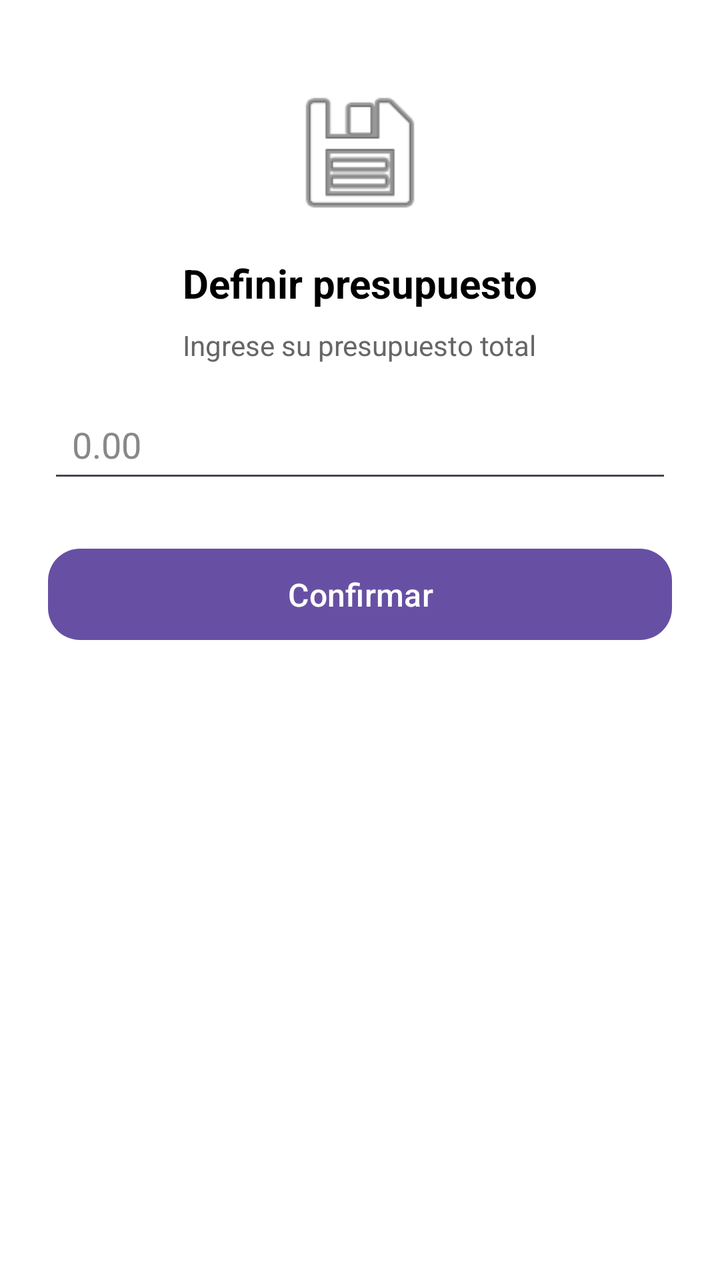
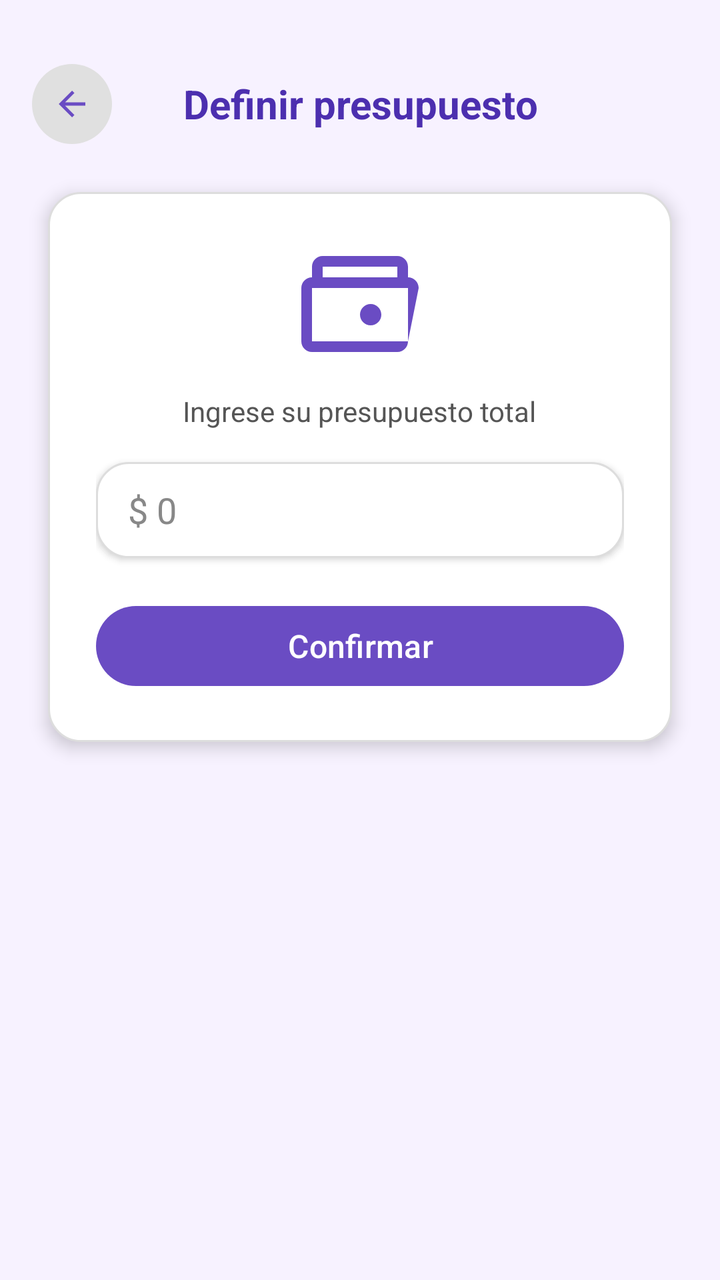

The first picture is an Android layout as it rendered before a commit; the second is the same layout after the commit. The layout source and the unified diff follow.
<!-- AndroidManifest.xml: application theme Theme.Proyecto_movil -->
<!-- res/layout/activity_definir_presupuesto.xml -->
<?xml version="1.0" encoding="utf-8"?>
<androidx.core.widget.NestedScrollView
    xmlns:android="http://schemas.android.com/apk/res/android"
    xmlns:app="http://schemas.android.com/apk/res-auto"
    android:layout_width="match_parent"
    android:layout_height="match_parent"
    android:fillViewport="true"
    android:fitsSystemWindows="true"
    android:background="@android:color/white">

    <LinearLayout
        android:layout_width="match_parent"
        android:layout_height="wrap_content"
        android:orientation="vertical"
        android:gravity="center_horizontal"
        android:paddingStart="24dp"
        android:paddingEnd="24dp"
        android:paddingTop="40dp"
        android:paddingBottom="24dp">

        
        <ImageView
            android:id="@+id/imageWallet"
            android:layout_width="72dp"
            android:layout_height="72dp"
            android:layout_marginBottom="16dp"
            android:src="@android:drawable/ic_menu_save"
            android:contentDescription="Ícono billetera" />

        
        <TextView
            android:id="@+id/textTitulo"
            android:layout_width="wrap_content"
            android:layout_height="wrap_content"
            android:text="Definir presupuesto"
            android:textSize="20sp"
            android:textStyle="bold"
            android:textColor="@android:color/black"
            android:layout_marginBottom="8dp" />

        
        <TextView
            android:id="@+id/textSubtitulo"
            android:layout_width="wrap_content"
            android:layout_height="wrap_content"
            android:text="Ingrese su presupuesto total"
            android:textSize="14sp"
            android:textColor="#666666"
            android:layout_marginBottom="16dp" />

        
        <EditText
            android:id="@+id/editTextPresupuesto"
            android:layout_width="match_parent"
            android:layout_height="wrap_content"
            android:hint="0.00"
            android:inputType="numberDecimal"
            android:padding="12dp"
            android:textColor="@android:color/black"
            android:textColorHint="#888888"
            android:layout_marginBottom="24dp" />

        
        <com.google.android.material.button.MaterialButton
            android:id="@+id/buttonConfirmarPresupuesto"
            android:layout_width="match_parent"
            android:layout_height="wrap_content"
            android:text="Confirmar"
            android:textAllCaps="false"
            android:textSize="16sp"
            android:textColor="@android:color/white"
            android:paddingVertical="12dp"
            android:layout_marginBottom="48dp"
            app:cornerRadius="16dp"
            app:backgroundTint="@color/purple_500" />

        
        <ImageButton
            android:id="@+id/backButton"
            android:layout_width="48dp"
            android:layout_height="48dp"
            android:layout_marginTop="40dp"
            android:background="?attr/selectableItemBackgroundBorderless"
            app:navigationIcon="@drawable/ic_arrow_back"
            android:tint="@color/purple_500"
            android:contentDescription="Botón regresar" />
    </LinearLayout>
</androidx.core.widget.NestedScrollView>
<!-- resources referenced by this layout -->
<resources>
  <color name="purple_500">#6750A4</color>
  <!-- drawable ic_arrow_back (drawable) -->
  <vector xmlns:android="http://schemas.android.com/apk/res/android" android:autoMirrored="true" android:height="24dp" android:tint="#000000" android:viewportHeight="960" android:viewportWidth="960" android:width="24dp">
        
      <path android:fillColor="@android:color/white" android:pathData="M313,520L537,744L480,800L160,480L480,160L537,216L313,440L800,440L800,520L313,520Z"/>
      
  </vector>
  <style name="Theme.Proyecto_movil" parent="Base.Theme.Proyecto_movil" />
  <style name="Base.Theme.Proyecto_movil" parent="Theme.Material3.DayNight.NoActionBar">
          
          
      </style>
</resources>

<!-- the commit's change to res/layout/activity_definir_presupuesto.xml (unified diff, before → after) -->
@@ -4,85 +4,104 @@
     xmlns:app="http://schemas.android.com/apk/res-auto"
     android:layout_width="match_parent"
     android:layout_height="match_parent"
-    android:fillViewport="true"
-    android:fitsSystemWindows="true"
-    android:background="@android:color/white">
+    android:background="#F7F2FF"
+    android:fitsSystemWindows="true">
 
     <LinearLayout
         android:layout_width="match_parent"
         android:layout_height="wrap_content"
-        android:orientation="vertical"
-        android:gravity="center_horizontal"
-        android:paddingStart="24dp"
-        android:paddingEnd="24dp"
-        android:paddingTop="40dp"
-        android:paddingBottom="24dp">
+        android:orientation="vertical">
 
         
-        <ImageView
-            android:id="@+id/imageWallet"
-            android:layout_width="72dp"
-            android:layout_height="72dp"
-            android:layout_marginBottom="16dp"
-            android:src="@android:drawable/ic_menu_save"
-            android:contentDescription="Ícono billetera" />
+        <View
+            android:layout_width="match_parent"
+            android:layout_height="32dp" />
 
         
-        <TextView
-            android:id="@+id/textTitulo"
-            android:layout_width="wrap_content"
+        <LinearLayout
+            android:layout_width="match_parent"
             android:layout_height="wrap_content"
-            android:text="Definir presupuesto"
-            android:textSize="20sp"
-            android:textStyle="bold"
-            android:textColor="@android:color/black"
-            android:layout_marginBottom="8dp" />
+            android:orientation="horizontal"
+            android:paddingStart="16dp"
+            android:paddingEnd="16dp"
+            android:gravity="center_vertical">
+
+            <ImageView
+                android:id="@+id/backButton"
+                android:layout_width="40dp"
+                android:layout_height="40dp"
+                android:background="@drawable/circle_background"
+                android:padding="10dp"
+                android:src="@drawable/ic_arrow_back"
+                android:tint="#6A4CC3"
+                android:contentDescription="Volver" />
+
+            <TextView
+                android:layout_width="0dp"
+                android:layout_height="wrap_content"
+                android:layout_weight="1"
+                android:text="Definir presupuesto"
+                android:textColor="#4C2FAF"
+                android:textSize="20sp"
+                android:textStyle="bold"
+                android:gravity="center" />
+
+            <View
+                android:layout_width="40dp"
+                android:layout_height="40dp" />
+        </LinearLayout>
 
         
-        <TextView
-            android:id="@+id/textSubtitulo"
-            android:layout_width="wrap_content"
-            android:layout_height="wrap_content"
-            android:text="Ingrese su presupuesto total"
-            android:textSize="14sp"
-            android:textColor="#666666"
-            android:layout_marginBottom="16dp" />
-
-        
-        <EditText
-            android:id="@+id/editTextPresupuesto"
+        <LinearLayout
             android:layout_width="match_parent"
             android:layout_height="wrap_content"
-            android:hint="0.00"
-            android:inputType="numberDecimal"
-            android:padding="12dp"
-            android:textColor="@android:color/black"
-            android:textColorHint="#888888"
-            android:layout_marginBottom="24dp" />
+            android:layout_margin="24dp"
+            android:orientation="vertical"
+            android:padding="24dp"
+            android:background="@drawable/rounded_box_white"
+            android:elevation="5dp"
+            android:gravity="center_horizontal">
 
-        
-        <com.google.android.material.button.MaterialButton
-            android:id="@+id/buttonConfirmarPresupuesto"
-            android:layout_width="match_parent"
-            android:layout_height="wrap_content"
-            android:text="Confirmar"
-            android:textAllCaps="false"
-            android:textSize="16sp"
-            android:textColor="@android:color/white"
-            android:paddingVertical="12dp"
-            android:layout_marginBottom="48dp"
-            app:cornerRadius="16dp"
-            app:backgroundTint="@color/purple_500" />
+            <ImageView
+                android:layout_width="64dp"
+                android:layout_height="64dp"
+                android:src="@drawable/ic_wallet"
+                android:tint="#6A4CC3"
+                android:layout_marginBottom="12dp" />
 
-        
-        <ImageButton
-            android:id="@+id/backButton"
-            android:layout_width="48dp"
-            android:layout_height="48dp"
-            android:layout_marginTop="40dp"
-            android:background="?attr/selectableItemBackgroundBorderless"
-            app:navigationIcon="@drawable/ic_arrow_back"
-            android:tint="@color/purple_500"
-            android:contentDescription="Botón regresar" />
+            <TextView
+                android:layout_width="wrap_content"
+                android:layout_height="wrap_content"
+                android:text="Ingrese su presupuesto total"
+                android:textColor="#555555"
+                android:textSize="14sp"
+                android:layout_marginBottom="16dp"/>
+
+            <EditText
+                android:id="@+id/editTextPresupuesto"
+                android:layout_width="match_parent"
+                android:layout_height="48dp"
+                android:background="@drawable/rounded_box_white"
+                android:paddingHorizontal="16dp"
+                android:textColor="#000000"
+                android:textColorHint="#888888"
+                android:hint="$ 0"
+                android:inputType="numberDecimal"
+                android:elevation="2dp"
+                android:layout_marginBottom="20dp" />
+
+            <com.google.android.material.button.MaterialButton
+                android:id="@+id/buttonConfirmarPresupuesto"
+                android:layout_width="match_parent"
+                android:layout_height="48dp"
+                android:text="Confirmar"
+                android:textColor="@android:color/white"
+                android:textSize="16sp"
+                app:cornerRadius="20dp"
+                app:backgroundTint="#6A4CC3" />
+
+        </LinearLayout>
+
     </LinearLayout>
+
 </androidx.core.widget.NestedScrollView>
<!-- resource entries referenced after the edit -->
@@ -1,12 +1,47 @@
 <!-- resources referenced by this layout -->
 <resources>
-  <color name="purple_500">#6750A4</color>
+  <!-- drawable circle_background (drawable) -->
+  <?xml version="1.0" encoding="utf-8"?>
+  <shape xmlns:android="http://schemas.android.com/apk/res/android"
+      android:shape="oval">
+      <solid android:color="#E0E0E0"/>
+  </shape>
   <!-- drawable ic_arrow_back (drawable) -->
   <vector xmlns:android="http://schemas.android.com/apk/res/android" android:autoMirrored="true" android:height="24dp" android:tint="#000000" android:viewportHeight="960" android:viewportWidth="960" android:width="24dp">
         
       <path android:fillColor="@android:color/white" android:pathData="M313,520L537,744L480,800L160,480L480,160L537,216L313,440L800,440L800,520L313,520Z"/>
       
   </vector>
+  <!-- drawable ic_wallet (drawable) -->
+  <vector xmlns:android="http://schemas.android.com/apk/res/android"
+      android:width="24dp"
+      android:height="24dp"
+      android:viewportWidth="24"
+      android:viewportHeight="24">
+      <path
+          android:fillColor="#6A4CC3"
+          android:pathData="M21,7L21,5c0,-1.1 -0.9,-2 -2,-2L5,3c-1.1,0 -2,0.9 -2,2v2c-1.1,0 -2,0.9 -2,2v10c0,1.1 0.9,2 2,2h16c1.1,0 2,-0.9 2,-2L23,9c0,-1.1 -0.9,-2 -2,-2zM5,5h14v2L5,7L5,5zM21,19H3L3,9h18v10zM16,14c0,1.1 -0.9,2 -2,2s-2,-0.9 -2,-2 0.9,-2 2,-2 2,0.9 2,2z"/>
+  </vector>
+  <!-- drawable rounded_box_white (drawable) -->
+  <?xml version="1.0" encoding="utf-8"?>
+  <shape xmlns:android="http://schemas.android.com/apk/res/android"
+      android:shape="rectangle">
+  
+      <solid android:color="#FFFFFF" />
+  
+      <corners android:radius="16dp" />
+  
+      <padding
+          android:left="8dp"
+          android:top="8dp"
+          android:right="8dp"
+          android:bottom="8dp" />
+  
+      <stroke
+          android:width="1dp"
+          android:color="#DDDDDD" />
+  
+  </shape>
   <style name="Theme.Proyecto_movil" parent="Base.Theme.Proyecto_movil" />
   <style name="Base.Theme.Proyecto_movil" parent="Theme.Material3.DayNight.NoActionBar">
           
